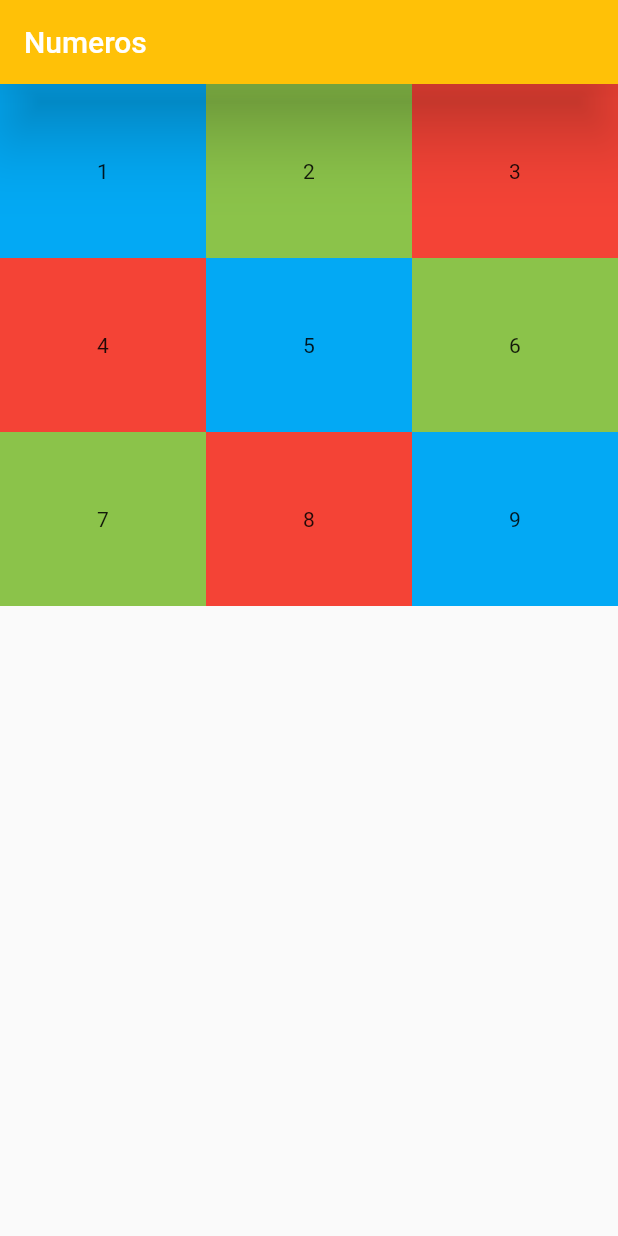
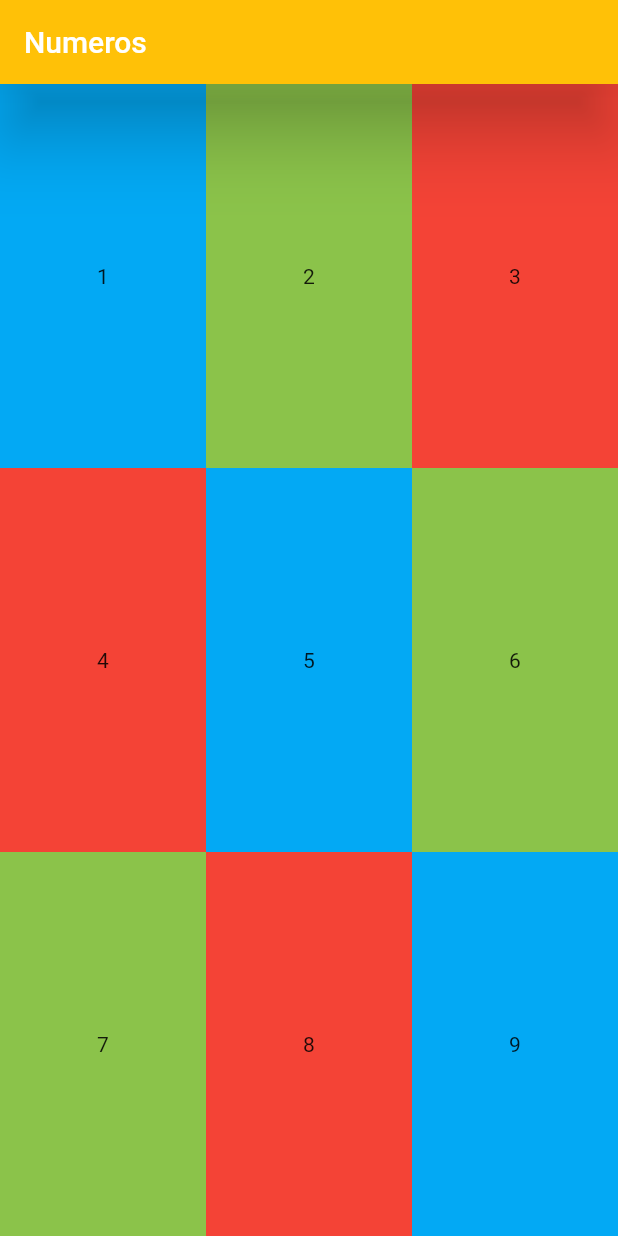
Before and after one commit to asanchezzdam1/22-23_PMDM_Flutter, a Flutter app: the screen it shows after launch, on a phone screen of 412 x 824 dp. Run offline on Flutter 3.47's test engine with Material 2 defaults, Android fonts, the phone set to English and light mode, and no system bars.

Commit message:
Filas expandidas

```diff
--- a/eco_sharing/lib/Screens/3_row_col_screen.dart
+++ b/eco_sharing/lib/Screens/3_row_col_screen.dart
@@ -13,21 +13,27 @@ class RowColScreen extends StatelessWidget {
         shadowColor: Colors.black,
       ),
       body: Column(children: [
-        Row(children: [
+        Expanded(
+          child: Row(children: [
             creaBloque(color: Colors.lightBlue, text: '1'),
             creaBloque(color: Colors.lightGreen, text: '2'),
             creaBloque(color: Colors.red, text: '3')
           ]),
-        Row(children: [
+        ),
+        Expanded(
+          child: Row(children: [
             creaBloque(color: Colors.red, text: '4'),
             creaBloque(color: Colors.lightBlue, text: '5'),
             creaBloque(color: Colors.lightGreen, text: '6')
           ]),
-        Row(children: [
+        ),
+        Expanded(
+          child: Row(children: [
             creaBloque(color: Colors.lightGreen, text: '7'),
             creaBloque(color: Colors.red, text: '8'),
             creaBloque(color: Colors.lightBlue, text: '9')
           ]),
+        ),
       ]),
     );
   }
@@ -36,10 +42,11 @@ class RowColScreen extends StatelessWidget {
     return Expanded(
         child: Container(
             color: color,
-            padding: const EdgeInsets.all(50),
+            child: Center(
               child: Text(
                 text,
                 textAlign: TextAlign.center,
+              ),
             )));
   }
 }
```
Lines whose indentation alone changed are shown as unchanged.
